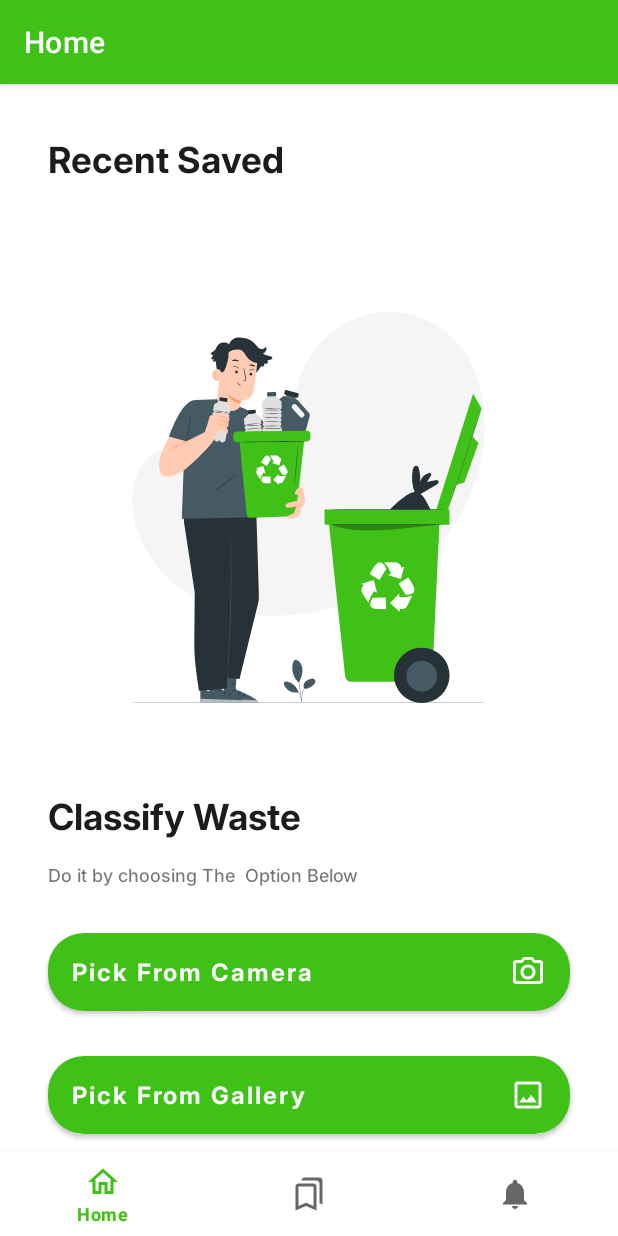
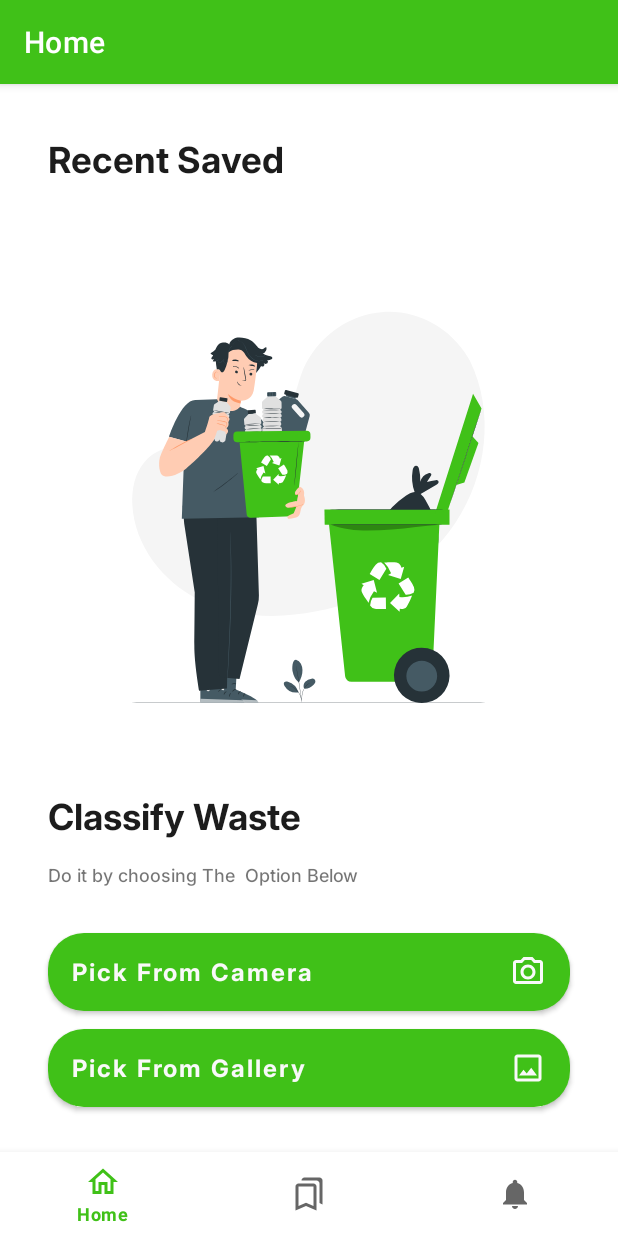
Before and after one commit to Alvin-Saputra/Cloud-Based-Recyclable-Household-Waste-Classification, an Android app: the screen it shows after launch (MainActivity), on a phone screen of 412 x 824 dp. Run offline under Robolectric (Android 15) with nearby library versions, the phone set to English and light mode, and no system bars; our stand-ins replace navigation-ui.

Commit message:
1. Sedikit memodifikasi fragment_home.xml
2. Memindahkan styles heading di themes.xml dan themes.xml(night)

3. Mempeberiki color di themes.xml dan themes.xml(night)

```diff
--- a/app/src/main/res/layout/fragment_home.xml
+++ b/app/src/main/res/layout/fragment_home.xml
@@ -36,7 +36,7 @@
         app:layout_constraintHorizontal_bias="0.0"
         app:layout_constraintStart_toStartOf="parent"
         app:layout_constraintTop_toBottomOf="@+id/button_camera"
-        app:layout_constraintVertical_bias="0.228" />
+        app:layout_constraintVertical_bias="0.0" />
 
     <ImageView
         android:id="@+id/imageView"
--- a/app/src/main/res/values-night/themes.xml
+++ b/app/src/main/res/values-night/themes.xml
@@ -1,30 +1,34 @@
 <resources xmlns:tools="http://schemas.android.com/tools">
     <!-- Base application theme for Night mode -->
-    <style name="Theme.CloudBasedRecyclableHouseholdWasteClassification.Night" parent="Theme.MaterialComponents.DayNight.DarkActionBar">
-
-        <item name="colorPrimary">@color/base_color_700</item>
-        <item name="colorPrimaryVariant">@color/base_color_800</item>
+    <style name="Theme.CloudBasedRecyclableHouseholdWasteClassification" parent="Theme.MaterialComponents.DayNight.DarkActionBar">
+        <!-- Primary brand color. -->
+        <item name="colorPrimary">@color/base_color_500</item>
+        <item name="colorPrimaryVariant">@color/base_color_600</item>
         <item name="colorOnPrimary">@color/white</item>
-
-        <!-- Secondary brand color (teal, softened for night mode). -->
-        <item name="colorSecondary">@color/teal_700</item>
-        <item name="colorSecondaryVariant">@color/teal_200</item>
+        <!-- Secondary brand color. -->
+        <item name="colorSecondary">@color/base_color_400</item>
+        <item name="colorSecondaryVariant">@color/base_color_800</item>
         <item name="colorOnSecondary">@color/white</item>
-
         <!-- Status bar color. -->
         <item name="android:statusBarColor">?attr/colorPrimaryVariant</item>
+        <!-- Customize your theme here. -->
+    </style>
 
-        <!-- Background color for night mode to match with green theme -->
-        <item name="android:colorBackground">@color/black</item>
+    <style name="Heading1">
+        <item name="android:textSize">24dp</item>
+        <item name="fontFamily">@font/inter_bold</item>
+        <item name="android:textColor">@color/white</item>
+    </style>
 
-        <!-- Text colors for readability in night mode. -->
+    <style name="Heading2">
+        <item name="android:textSize">20dp</item>
+        <item name="fontFamily">@font/inter_bold</item>
         <item name="android:textColor">@color/white</item>
-        <item name="android:textColorPrimary">@color/white</item>
-        <item name="android:textColorSecondary">@color/base_color_300</item>
-        <item name="android:textColorHint">@color/base_color_200</item>
+    </style>
 
-        <!-- Colors for background elements. -->
-        <item name="colorOnBackground">@color/white</item>
-        <item name="colorOnSurface">@color/white</item>
+    <style name="Heading3">
+        <item name="android:textSize">18dp</item>
+        <item name="fontFamily">@font/inter_bold</item>
+        <item name="android:textColor">@color/white</item>
     </style>
 </resources>
--- a/app/src/main/res/values/styles.xml
+++ b/app/src/main/res/values/styles.xml
@@ -4,7 +4,6 @@
         <item name="cornerFamily">rounded</item>
         <item name="cornerSize">8dp</item>
     </style>
-
 
     <style name="MoreRoundedImage">
         <item name="cornerFamily">rounded</item>
@@ -14,7 +13,6 @@
 
     <style name="ButtonStyles">
         <item name="android:textColor">@color/white</item>
-<!--        <item name="android:textStyle">bold</item>-->
         <item name="textAllCaps">false</item>
         <item name="android:gravity">start|center_vertical</item>
         <item name="cornerRadius">24dp</item>
@@ -25,7 +23,6 @@
 
     <style name="AllCenterButtonStyles">
         <item name="android:textColor">@color/white</item>
-        <!--        <item name="android:textStyle">bold</item>-->
         <item name="textAllCaps">false</item>
         <item name="android:gravity">center|center_vertical</item>
         <item name="cornerRadius">24dp</item>
@@ -38,26 +35,6 @@
         <item name="android:paddingVertical">14dp</item>
     </style>
 
-    <style name="Heading1">
-        <item name="android:textSize">24dp</item>
-<!--        <item name="android:textStyle">bold</item>-->
-        <item name="fontFamily">@font/inter_bold</item>
-        <item name="android:textColor">@color/black</item>
-    </style>
-
-    <style name="Heading2">
-        <item name="android:textSize">20dp</item>
-<!--        <item name="android:textStyle">bold</item>-->
-        <item name="fontFamily">@font/inter_bold</item>
-        <item name="android:textColor">@color/black</item>
-    </style>
-
-    <style name="Heading3">
-        <item name="android:textSize">18dp</item>
-<!--        <item name="android:textStyle">bold</item>-->
-        <item name="fontFamily">@font/inter_bold</item>
-        <item name="android:textColor">@color/black</item>
-    </style>
 
     <style name="Parahraph_md">
         <item name="fontFamily">@font/inter_medium</item>
--- a/app/src/main/res/values/themes.xml
+++ b/app/src/main/res/values/themes.xml
@@ -6,11 +6,31 @@
         <item name="colorPrimaryVariant">@color/base_color_700</item>
         <item name="colorOnPrimary">@color/white</item>
         <!-- Secondary brand color. -->
-        <item name="colorSecondary">@color/teal_200</item>
-        <item name="colorSecondaryVariant">@color/teal_700</item>
+        <item name="colorSecondary">@color/base_color_300</item>
+        <item name="colorSecondaryVariant">@color/base_color_800</item>
         <item name="colorOnSecondary">@color/black</item>
         <!-- Status bar color. -->
         <item name="android:statusBarColor">?attr/colorPrimaryVariant</item>
         <!-- Customize your theme here. -->
+
     </style>
+
+    <style name="Heading1">
+        <item name="android:textSize">24dp</item>
+        <item name="fontFamily">@font/inter_bold</item>
+        <item name="android:textColor">@color/black</item>
+    </style>
+
+    <style name="Heading2">
+        <item name="android:textSize">20dp</item>
+        <item name="fontFamily">@font/inter_bold</item>
+        <item name="android:textColor">@color/black</item>
+    </style>
+
+    <style name="Heading3">
+        <item name="android:textSize">18dp</item>
+        <item name="fontFamily">@font/inter_bold</item>
+        <item name="android:textColor">@color/black</item>
+    </style>
+
 </resources>
```
